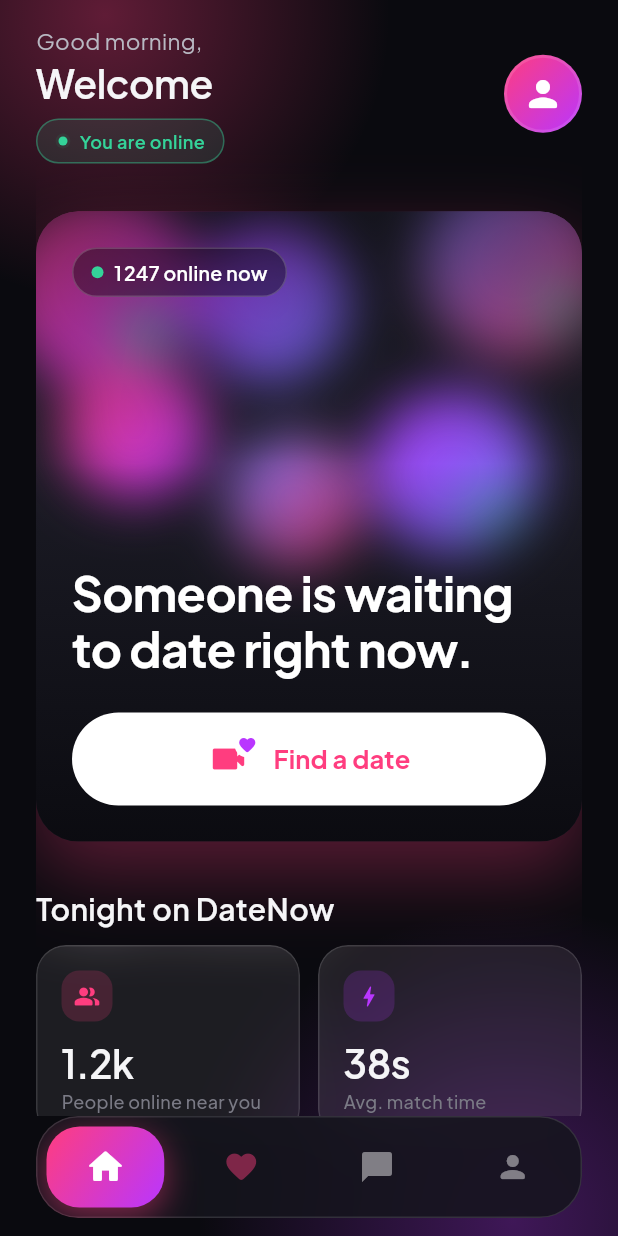
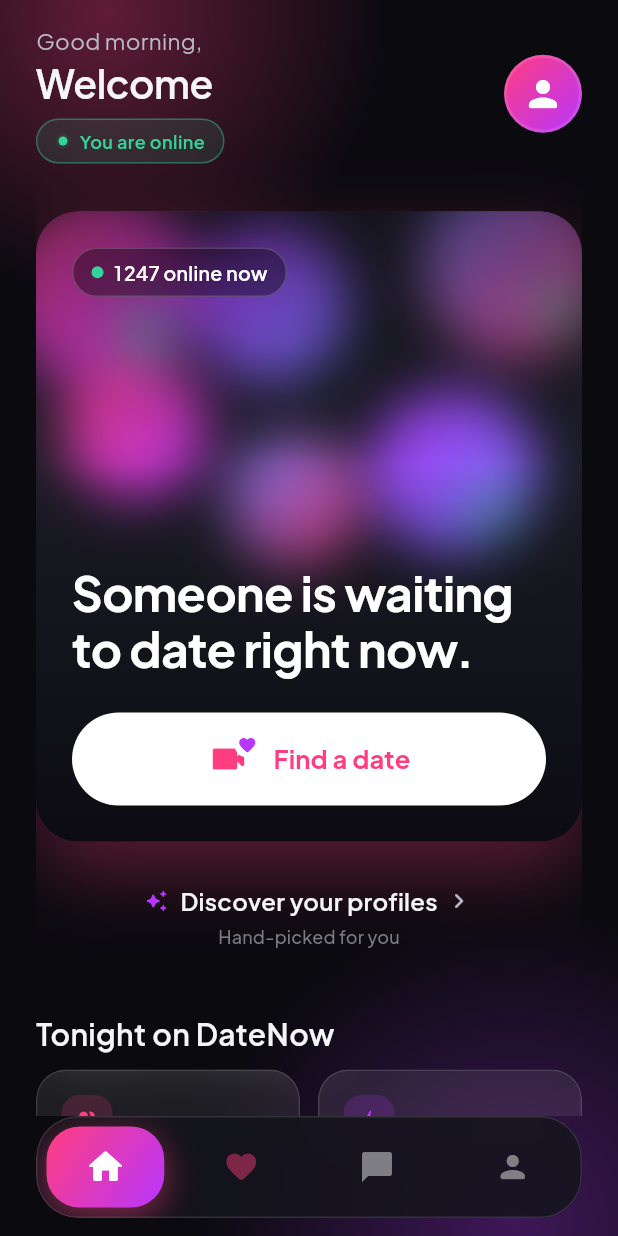
Before and after one commit to ecom59657-cmyk/datenow, a Flutter app: the HomeScreen screen opened by its route, on a phone screen of 412 x 824 dp. Run offline on Flutter 3.47's test engine with Material 3 defaults, Android fonts, the phone set to English and light mode, and no system bars; drawn by our look-alikes of flutter_animate; our stand-ins replace firebase_core, firebase_messaging, flutter_dotenv, flutter_riverpod, flutter_svg, freezed_annotation and 9 more; missing offline and left inert: agora_rtc_engine, agora_uikit; accounts and stored records are empty; generated files the repository leaves out were written again; network calls fail.

Commit message:
feat(home): secondary CTA 'Découvrir mes profils' under live hero
UX rationale:
  • Primary (white pill, hero card) = spontané/live  → 'Trouver un date'.
  • Secondary (ghost link, brand-violet sparkle) = réfléchi/curé
    → 'Découvrir mes profils', navigation vers /discover.

Visuel premium minimal :
  • Pas de fill, pas de glow continu, pas de border —
    juste une icône sparkle violette + libellé + chevron + hint discret
    'Compatibles, choisis pour toi'.
  • Tap target ≥ 56 pt (iOS HIG), splash brand-violet très dilué.
  • Single fade-in + slide-up à l'arrivée (delay 380 ms) pour que
    l'œil se pose d'abord sur la pilule live au-dessus.
  • Gap md (vs xl) au-dessus pour signaler 'alternative' au CTA live
    et non 'nouvelle section'.

Navigation :
  • context.goNamed(AppRoute.discover.name) — bascule de branche
    StatefulShell propre, identique au stat tile 'Dates proposés'.

Fichiers :
  + lib/features/home/presentation/widgets/home_discover_link.dart
  M lib/features/home/presentation/home_screen.dart  (import + insertion)
  M lib/l10n/app_fr.arb  (homeDiscoverProfilesCta + Hint)
  M lib/l10n/app_en.arb  (idem)

Pas de changement backend, matching engine, Edge Functions, Agora,
auth, scoring, flows live, ni version (reste 0.1.0+28).

flutter analyze: 0 erreur (20 info préexistants).
flutter test: 93 tests passed.
flutter build ios --release --no-codesign: OK (Runner.app 94.6 MB).

Co-Authored-By: Claude Opus 4.7 (1M context) <noreply@anthropic.com>

```diff
--- a/lib/features/home/presentation/home_screen.dart
+++ b/lib/features/home/presentation/home_screen.dart
@@ -23,6 +23,7 @@ import '../../quota/data/quota_repository.dart';
 import '../../quota/presentation/widgets/quota_limit_sheet.dart';
 import '../../subscription/presentation/providers/subscription_provider.dart';
 import 'widgets/available_dates_display.dart';
+import 'widgets/home_discover_link.dart';
 import 'widgets/home_header.dart';
 import 'widgets/home_hero_card.dart';
 import 'widgets/stat_tile.dart';
@@ -68,6 +69,18 @@ class _HomeScreenState extends ConsumerState<HomeScreen>
           const SizedBox(height: AppSpacing.xl),
           HomeHeroCard(
             onPressed: _onFindDate,
+          ),
+          // Tighter gap (md vs xl) so the secondary CTA reads as a
+          // *quiet alternative* to the live pill above, not as a new
+          // section. The full xl gap is restored below before the
+          // stats block, which IS a new section.
+          const SizedBox(height: AppSpacing.md),
+          HomeDiscoverLink(
+            // Discover lives in the same StatefulShell branch as Home
+            // (`/discover`). `goNamed` swaps branches cleanly and keeps
+            // the bottom nav state intact — exactly the pattern used
+            // by the "Dates proposés aujourd'hui" stat tile below.
+            onPressed: () => context.goNamed(AppRoute.discover.name),
           ),
           const SizedBox(height: AppSpacing.xl),
           Text(l10n.tonightOnDatenow, style: AppTypography.h3),
--- /dev/null
+++ b/lib/features/home/presentation/widgets/home_discover_link.dart
@@ -0,0 +1,100 @@
+import 'package:flutter/material.dart';
+import 'package:flutter_animate/flutter_animate.dart';
+
+import '../../../../app/theme/app_colors.dart';
+import '../../../../app/theme/app_spacing.dart';
+import '../../../../app/theme/app_typography.dart';
+import '../../../../l10n/app_localizations.dart';
+
+/// Secondary CTA on Home — a quiet, premium ghost link that points to
+/// the weekly Discover screen.
+///
+/// Visual contract:
+///   • Sits directly under the immersive hero ("Trouver un date" white
+///     pill). Its job is to make the **curated** path visible without
+///     competing with the live CTA.
+///   • No fill, no glow, no continuous pulse — a single elegant fade-in
+///     on mount and an InkWell splash on tap.
+///   • A small brand-violet sparkle (vs the pink heart of live) acts as
+///     a subliminal cue: "this is the considered / hand-picked path".
+///   • Two-line stack — action verb on top, soft hint underneath — so
+///     the difference with the live CTA reads at a glance, with zero
+///     extra prose elsewhere on the screen.
+///   • Tap target ≥ 56 pt to honour iOS HIG (`pointerInteractive` row
+///     + descender included).
+class HomeDiscoverLink extends StatelessWidget {
+  const HomeDiscoverLink({super.key, required this.onPressed});
+
+  final VoidCallback onPressed;
+
+  @override
+  Widget build(BuildContext context) {
+    final l10n = AppLocalizations.of(context);
+    return Center(
+      child: Material(
+        color: Colors.transparent,
+        borderRadius: AppRadius.brPill,
+        child: InkWell(
+          onTap: onPressed,
+          borderRadius: AppRadius.brPill,
+          // Splash is brand-violet (the "curated" cue) but very dilute,
+          // so even the tap feedback never out-shouts the live pill above.
+          splashColor: AppColors.brandViolet.withValues(alpha: 0.10),
+          highlightColor: AppColors.brandViolet.withValues(alpha: 0.05),
+          child: ConstrainedBox(
+            constraints: const BoxConstraints(minHeight: 56),
+            child: Padding(
+              padding: const EdgeInsets.symmetric(
+                horizontal: AppSpacing.md,
+                vertical: AppSpacing.sm,
+              ),
+              child: Column(
+                mainAxisSize: MainAxisSize.min,
+                children: [
+                  Row(
+                    mainAxisSize: MainAxisSize.min,
+                    children: [
+                      const Icon(
+                        Icons.auto_awesome_rounded,
+                        size: 16,
+                        color: AppColors.brandViolet,
+                      ),
+                      const SizedBox(width: AppSpacing.xs),
+                      Text(
+                        l10n.homeDiscoverProfilesCta,
+                        style: AppTypography.button.copyWith(
+                          color: AppColors.textPrimary,
+                          fontWeight: FontWeight.w600,
+                          letterSpacing: 0.2,
+                        ),
+                      ),
+                      const SizedBox(width: 4),
+                      const Icon(
+                        Icons.chevron_right_rounded,
+                        size: 20,
+                        color: AppColors.textSecondary,
+                      ),
+                    ],
+                  ),
+                  const SizedBox(height: 4),
+                  Text(
+                    l10n.homeDiscoverProfilesHint,
+                    style: AppTypography.caption.copyWith(
+                      color: AppColors.textTertiary,
+                      letterSpacing: 0.1,
+                    ),
+                  ),
+                ],
+              ),
+            ),
+          ),
+        ),
+      ),
+    )
+        // Match the hero CTA's intro choreography (fade + slide-up) but
+        // arrive a beat later so the eye lands on the live pill first.
+        .animate()
+        .fadeIn(duration: 500.ms, delay: 380.ms)
+        .slideY(begin: 0.18, end: 0, curve: Curves.easeOut);
+  }
+}
--- a/lib/l10n/app_en.arb
+++ b/lib/l10n/app_en.arb
@@ -75,6 +75,8 @@
   "homeHeroTitle": "Someone is waiting to date right now.",
   "homeOnlineNow": "online now",
   "findDateSubtitle": "Get matched with someone online and compatible. Live, in seconds.",
+  "homeDiscoverProfilesCta": "Discover your profiles",
+  "homeDiscoverProfilesHint": "Hand-picked for you",
   "findDateNotAuthenticated": "You need to sign in first.",
   "findDateProfileIncomplete": "Finish your profile to start matching.",
   "findDatePhotoRequiredTitle": "A photo is required",
--- a/lib/l10n/app_fr.arb
+++ b/lib/l10n/app_fr.arb
@@ -75,6 +75,8 @@
   "homeHeroTitle": "Quelqu'un t'attend en date.",
   "homeOnlineNow": "en ligne maintenant",
   "findDateSubtitle": "On vous met en relation avec quelqu'un en ligne et compatible. En direct, en quelques secondes.",
+  "homeDiscoverProfilesCta": "Découvrir mes profils",
+  "homeDiscoverProfilesHint": "Compatibles, choisis pour toi",
   "findDateNotAuthenticated": "Connecte-toi d'abord.",
   "findDateProfileIncomplete": "Termine ton profil pour commencer à matcher.",
   "findDatePhotoRequiredTitle": "Une photo, c'est obligatoire",
```
